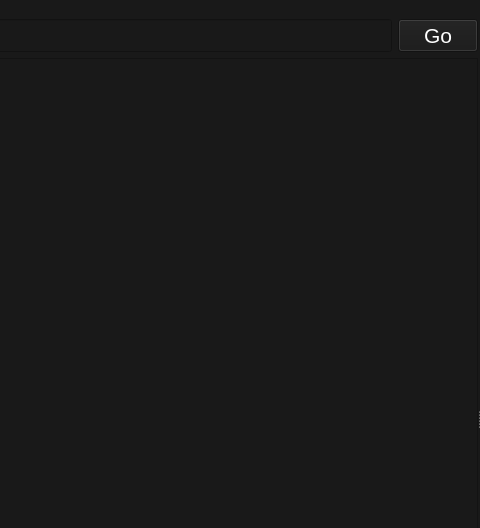
The window that mainwindow.ui (siavash119/qtchan) describes before a commit, drawn with Qt 5; both pictures show x 767 to 1247 and y 0 to 528 of the 1247 by 817 pixel window.
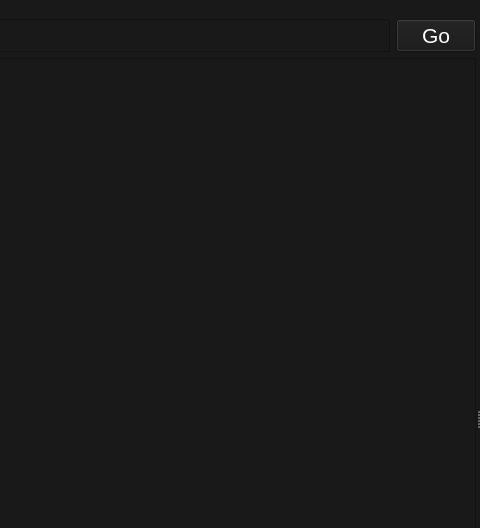
The same window after the commit.

Diff of the .ui file:
```diff
--- a/mainwindow.ui
+++ b/mainwindow.ui
@@ -262,9 +262,6 @@
       <property name="orientation">
        <enum>Qt::Horizontal</enum>
       </property>
-      <property name="handleWidth">
-       <number>2</number>
-      </property>
       <widget class="QWidget" name="tst" native="true">
        <layout class="QVBoxLayout" name="tstLayout">
         <property name="leftMargin">
```
